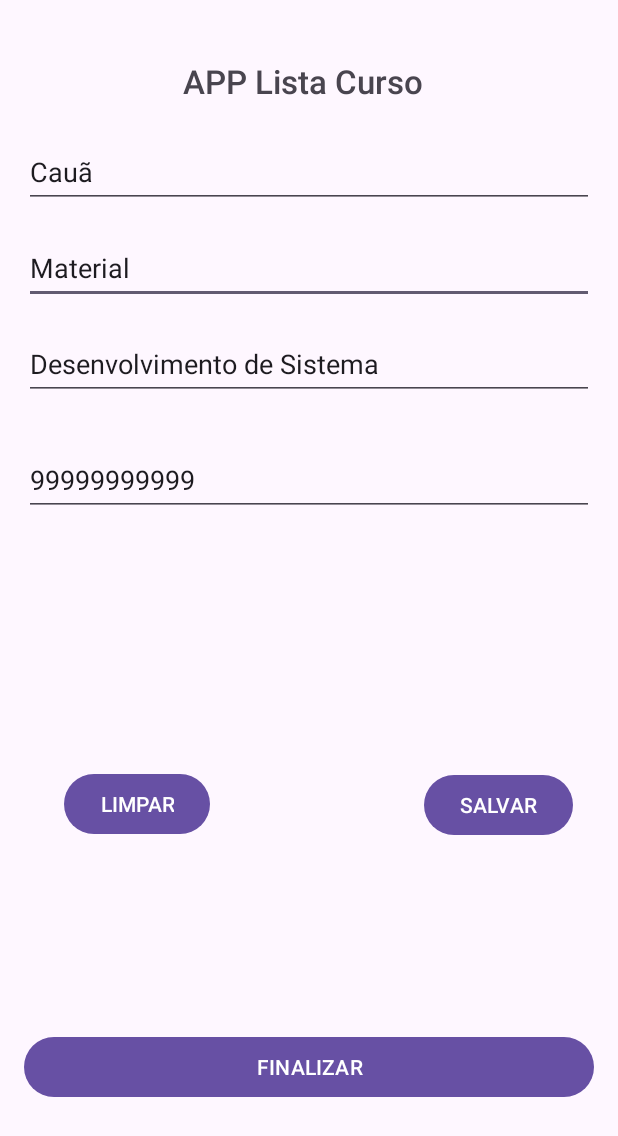
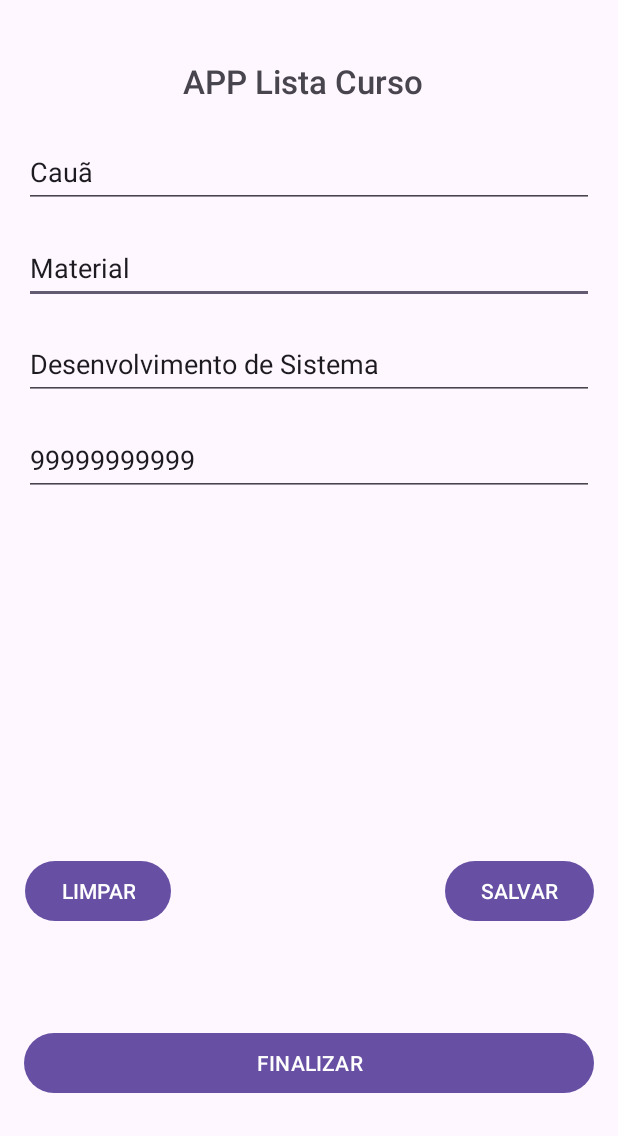
Before and after one commit to kaka-fps/App_Curso_caralho, an Android app: the screen it shows after launch (MainActivity), after a tap on "SALVAR", on a phone screen of 412 x 824 dp. Shown: the top 1136 px of the screen. Run offline under Robolectric (Android 15) with nearby library versions, the phone set to English and light mode, and no system bars.

```diff
--- a/app/src/main/java/View/MainActivity.java
+++ b/app/src/main/java/View/MainActivity.java
@@ -2,6 +2,7 @@ package View;
 
 import androidx.appcompat.app.AppCompatActivity;
 
+import android.content.SharedPreferences;
 import android.os.Bundle;
 import android.view.View;
 import android.widget.Button;
@@ -21,11 +22,19 @@ public class MainActivity extends AppCompatActivity {
     PessoaController controller;
     EditText PrimeiroNome, SobreNome, CursoDesejado, TelefoneContato;
     Button onclick, LIMPAR, SALVAR, FINALIZAR;
+    SharedPreferences listaVip;
+    SharedPreferences.Editor editor;
+
+    public static final String NOME_PREFERENCE = "pref_ListaVip";
+
 
     @Override
     protected void onCreate(Bundle savedInstanceState) {
         super.onCreate(savedInstanceState);
         setContentView(R.layout.activity_main);
+
+        listaVip = getSharedPreferences(NOME_PREFERENCE,MODE_PRIVATE);
+        editor =  listaVip.edit();
 
         pessoa = new Pessoa();
         controller = new PessoaController();
@@ -53,23 +62,28 @@ public class MainActivity extends AppCompatActivity {
         FINALIZAR = findViewById(R.id.FINALIZAR);
 
 
-    FINALIZAR.setOnClickListener(new View.OnClickListener(){
+        FINALIZAR.setOnClickListener(new View.OnClickListener() {
             @Override
-        public void onClick ( View view){
-            Toast.makeText(MainActivity.this,"volte sempre", Toast.LENGTH_LONG).show();
+            public void onClick(View view) {
+                Toast.makeText(MainActivity.this, "volte sempre", Toast.LENGTH_LONG).show();
                 finish();
             }
         });
-    SALVAR.setOnClickListener(new View.OnClickListener(){
+        SALVAR.setOnClickListener(new View.OnClickListener() {
             @Override
-        public void onClick(View view){
+            public void onClick(View view) {
                 pessoa.setPrimeiroNome(PrimeiroNome.getText().toString());
                 pessoa.setSobrenome(SobreNome.getText().toString());
                 pessoa.setCursoDesejado(CursoDesejado.getText().toString());
                 pessoa.setTelefoneContato(TelefoneContato.getText().toString());
-            Toast.makeText(MainActivity.this,"Dados Salvos" + pessoa.toString(),Toast.LENGTH_LONG).show();
+                controller.SALVAR(pessoa ,editor);
+
+                Toast.makeText(MainActivity.this, "Dados Salvos" + pessoa.toString(), Toast.LENGTH_LONG).show();
             }
         });
+
+
+
         LIMPAR.setOnClickListener(new View.OnClickListener() {
             @Override
             public void onClick(View view) {
--- a/app/src/main/java/controller/PessoaController.java
+++ b/app/src/main/java/controller/PessoaController.java
@@ -1,5 +1,6 @@
 package controller;
 
+import android.content.SharedPreferences;
 import android.util.Log;
 import android.view.View;
 
@@ -12,8 +13,16 @@ public class PessoaController {
         Log.d("mvc-controller", "CONTROLLER INICIADA");
         return "PessoaController{}";
     }
-    public void  SALVAR(Pessoa pessoa){
+    public void  SALVAR(Pessoa pessoa, SharedPreferences.Editor editor){
+        editor.putString("Nome", pessoa.getPrimeiroNome());
+        editor.putString("Sobrenome", pessoa.getSobrenome());
+        editor.putString("Curso", pessoa.getCursoDesejado());
+        editor.putString("Telefone", pessoa.getTelefoneContato());
+        editor.commit();
+
         Log.d("mvc-controller", "DADOS SALVOS: "  + pessoa.toString());
+
+
 
 
 }
--- a/app/src/main/res/layout/activity_main.xml
+++ b/app/src/main/res/layout/activity_main.xml
@@ -13,6 +13,7 @@
         android:layout_width="match_parent"
         android:layout_height="48dp"
         android:layout_margin="16dp"
+        android:layout_marginTop="44dp"
         android:width="16dp"
         android:ems="10"
         android:inputType="text"
@@ -26,7 +27,7 @@
         android:layout_width="match_parent"
         android:layout_height="48dp"
         android:layout_margin="16dp"
-        android:layout_marginTop="60dp"
+        android:layout_marginTop="36dp"
         android:width="16dp"
         android:ems="10"
         android:inputType="text"
@@ -48,7 +49,7 @@
         app:layout_constraintEnd_toEndOf="parent"
         app:layout_constraintStart_toStartOf="parent"
         app:layout_constraintTop_toBottomOf="@+id/editCursoDesejado"
-        app:layout_constraintVertical_bias="0.028" />
+        app:layout_constraintVertical_bias="0.0" />
 
     <TextView
         android:id="@+id/textView2"
@@ -68,12 +69,12 @@
         android:id="@+id/SALVAR"
         android:layout_width="wrap_content"
         android:layout_height="wrap_content"
-        android:layout_marginEnd="30dp"
+        android:layout_marginEnd="16dp"
         android:text="SALVAR"
         app:layout_constraintBottom_toTopOf="@+id/FINALIZAR"
         app:layout_constraintEnd_toEndOf="parent"
         app:layout_constraintTop_toBottomOf="@+id/TelefoneContato"
-        app:layout_constraintVertical_bias="0.57" />
+        app:layout_constraintVertical_bias="0.782" />
 
     <Button
         android:id="@+id/LIMPAR"
@@ -83,10 +84,10 @@
         android:text="LIMPAR"
         app:layout_constraintBottom_toTopOf="@+id/FINALIZAR"
         app:layout_constraintEnd_toStartOf="@+id/SALVAR"
-        app:layout_constraintHorizontal_bias="0.274"
+        app:layout_constraintHorizontal_bias="0.098"
         app:layout_constraintStart_toStartOf="parent"
         app:layout_constraintTop_toBottomOf="@+id/TelefoneContato"
-        app:layout_constraintVertical_bias="0.569" />
+        app:layout_constraintVertical_bias="0.782" />
 
     <Button
         android:id="@+id/FINALIZAR"
@@ -105,6 +106,7 @@
         android:layout_width="match_parent"
         android:layout_height="48dp"
         android:layout_margin="16dp"
+        android:layout_marginTop="56dp"
         android:width="16dp"
         android:ems="10"
         android:inputType="text"
```
Lines whose indentation alone changed are shown as unchanged.
